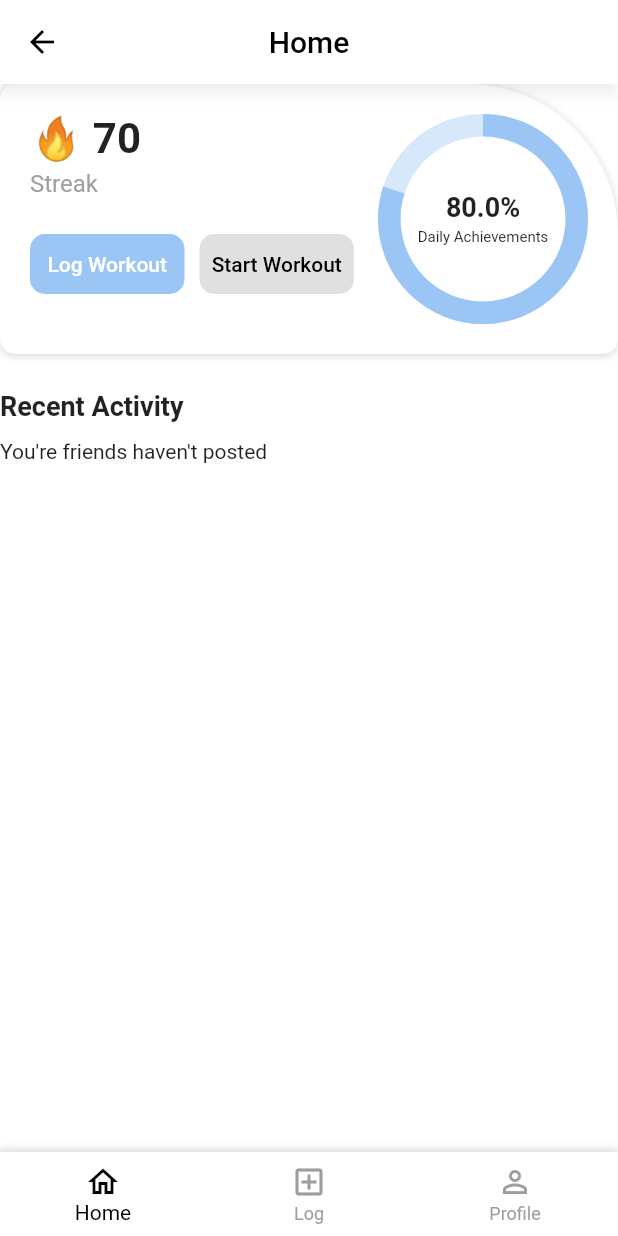
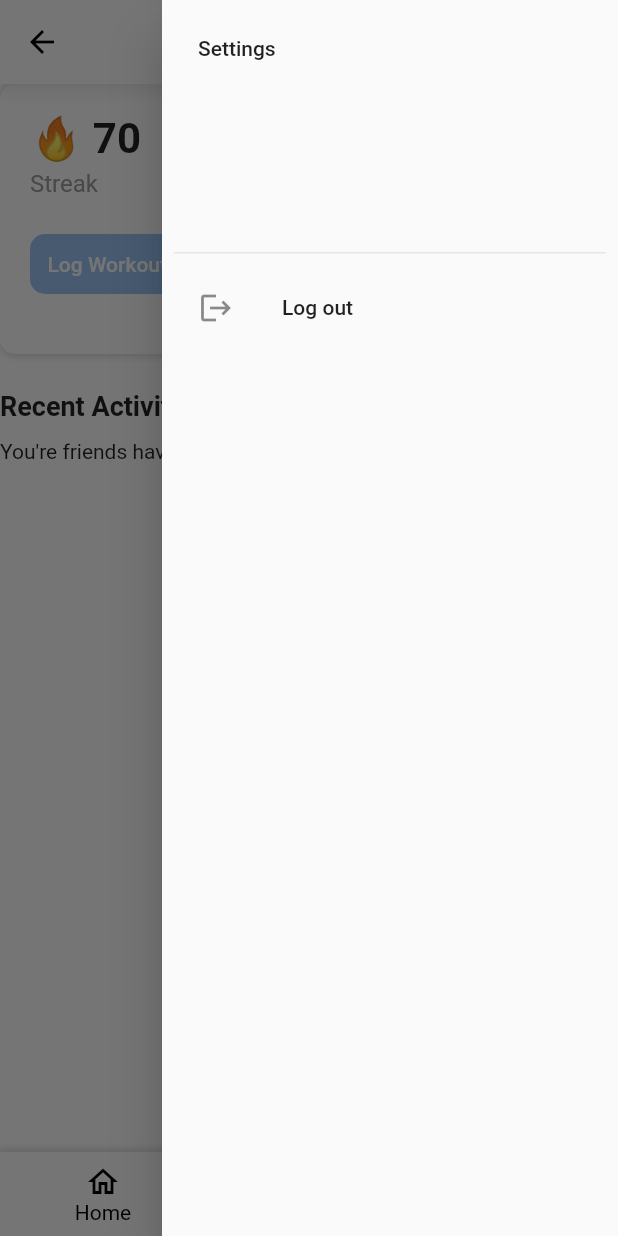
Before and after one commit to 5a-Fitness-App/fitness, a Flutter app: the Index screen opened directly, with the side drawer open (before the commit the screen has no drawer), on a phone screen of 412 x 824 dp. Run offline on Flutter 3.47's test engine with Material 3 defaults, Android fonts, the phone set to English and light mode, and no system bars; drawn by our look-alikes of percent_indicator; our stand-ins replace flutter_riverpod; missing offline and left inert: postgres.

Commit message:
added settings page

```diff
--- a/flutter/lib/backend/backend_pages/profile_page_data.dart
+++ b/flutter/lib/backend/backend_pages/profile_page_data.dart
@@ -19,7 +19,7 @@ SELECT
         WHERE ua.user_ID = u.user_ID AND ua.completed = TRUE
     ) AS completed_achievements, -- Completed achievements
     ARRAY(
-        SELECT friend_user_name
+        SELECT f.user_name
         FROM users f
         JOIN friends fr ON f.user_ID = fr.friend_ID
         WHERE fr.user_ID = u.user_ID
@@ -39,7 +39,7 @@ LEFT JOIN
 LEFT JOIN
     achievements a ON a.user_ID = u.user_ID
 WHERE
-    u.user_ID = $user_id -- This will be replaced by the actual user_id dynamically
+    u.user_ID = 1
 GROUP BY
     u.user_ID;
 ''';
--- a/flutter/lib/frontend/states/index.dart
+++ b/flutter/lib/frontend/states/index.dart
@@ -1,16 +1,19 @@
 import 'package:fitness_app/frontend/states/log_workout_page.dart';
+import 'package:fitness_app/frontend/states/login_screen.dart';
+import 'package:fitness_app/functional_backend/provider/user_provider.dart';
 import 'package:flutter/material.dart';
 import 'package:fitness_app/frontend/states/profile_page.dart';
 import 'package:fitness_app/frontend/states/home_page.dart';
+import 'package:flutter_riverpod/flutter_riverpod.dart';
 
-class Index extends StatefulWidget {
+class Index extends ConsumerStatefulWidget {
   const Index({super.key});
 
   @override
   IndexState createState() => IndexState();
 }
 
-class IndexState extends State<Index> {
+class IndexState extends ConsumerState<Index> {
   int selectedPage = 0;
   int pageIndex = 0;
 
@@ -35,10 +38,32 @@ class IndexState extends State<Index> {
     );
   }
 
+  void logout() {
+    ref.read(userNotifier.notifier).logOut();
+    Navigator.pushReplacement(
+        context, MaterialPageRoute(builder: (_) => const LoginScreen()));
+  }
+
   @override
   Widget build(BuildContext context) {
     return Scaffold(
       backgroundColor: Colors.white,
+      endDrawer: Drawer(
+        child: TextButton(
+            onPressed: () {},
+            child: ListView(
+              children: [
+                const DrawerHeader(
+                  child: Text('Settings'),
+                ),
+                ListTile(
+                  leading: const Icon(Icons.logout),
+                  title: const Text('Log out'),
+                  onTap: logout,
+                ),
+              ],
+            )),
+      ),
       appBar: AppBar(
         backgroundColor: Colors.white,
         foregroundColor: Colors.black,
--- a/flutter/lib/functional_backend/models/user.dart
+++ b/flutter/lib/functional_backend/models/user.dart
@@ -22,6 +22,8 @@ class User {
 
   List<Workout> friendsWorkouts;
 
+  int friendCount;
+
   User(
       {this.userID,
       this.userName = '',
@@ -32,7 +34,8 @@ class User {
       required this.accountCreationDate,
       this.userEmail = '',
       this.userWorkouts = const [],
-      this.friendsWorkouts = const []});
+      this.friendsWorkouts = const [],
+      this.friendCount = 0});
 
   User copyWith(
       {int? userID,
@@ -44,7 +47,8 @@ class User {
       DateTime? accountCreationDate,
       String? userEmail,
       List<Workout>? userWorkouts,
-      List<Workout>? friendsWorkouts}) {
+      List<Workout>? friendsWorkouts,
+      int? friendCount}) {
     return User(
         userID: userID ?? this.userID,
         userName: userName ?? this.userName,
@@ -55,6 +59,7 @@ class User {
         accountCreationDate: accountCreationDate ?? this.accountCreationDate,
         userEmail: userEmail ?? this.userEmail,
         userWorkouts: userWorkouts ?? this.userWorkouts,
-        friendsWorkouts: friendsWorkouts ?? this.friendsWorkouts);
+        friendsWorkouts: friendsWorkouts ?? this.friendsWorkouts,
+        friendCount: friendCount ?? this.friendCount);
   }
 }
--- a/flutter/lib/functional_backend/models/workout.dart
+++ b/flutter/lib/functional_backend/models/workout.dart
@@ -41,7 +41,7 @@ class Workout {
   DateTime workoutDateTime;
   int? comments;
   int? likes;
-  List<Activity>? activities;
+  List<int?>? activities;
 
   bool? workoutPublic;
 
@@ -62,7 +62,7 @@ class Workout {
       DateTime? workoutDateTime,
       int? comments,
       int? likes,
-      List<Activity>? activities,
+      List<int?>? activities,
       bool? workoutPublic}) {
     return Workout(
         workoutID: workoutID ?? this.workoutID,
```
Also changed, not shown: flutter/lib/frontend/states/log_workout_page.dart (+0 -11 lines), flutter/lib/frontend/states/login_screen.dart (+10 -2 lines), flutter/lib/frontend/states/my_workout.dart (added, +148 -0 lines), flutter/lib/frontend/states/profile_page.dart (+27 -10 lines), flutter/lib/functional_backend/provider/user_provider.dart (+30 -6 lines), 3 other files.
